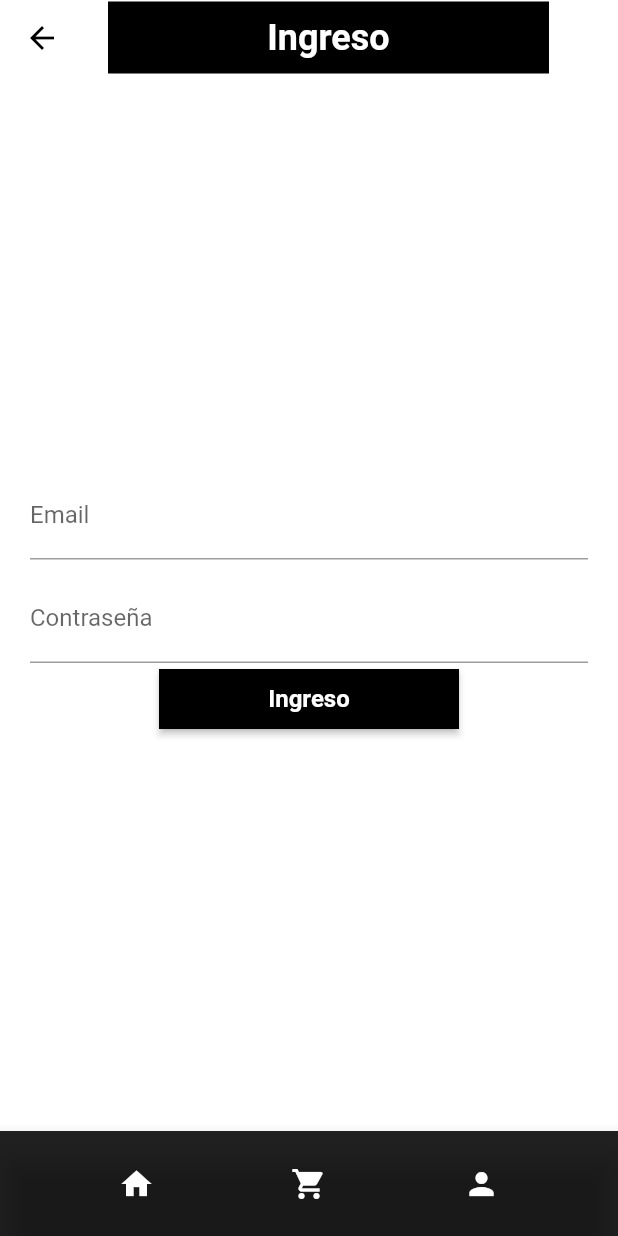
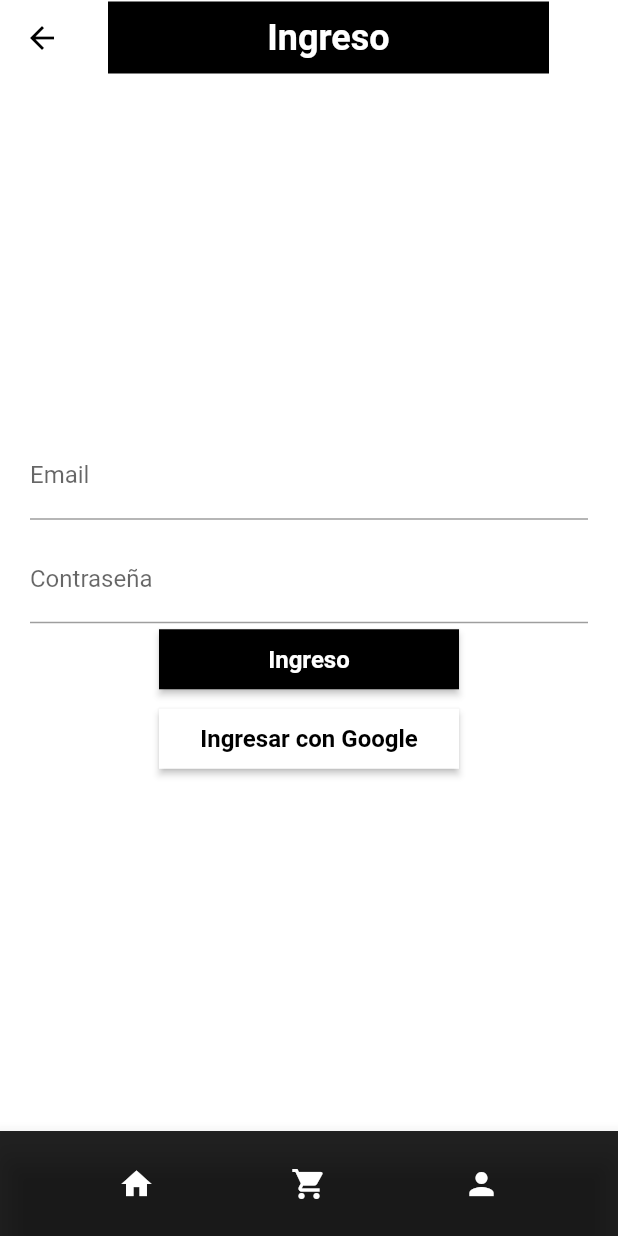
Before and after one commit to ivansing/liquor_store, a Flutter app: the LoginScreen screen opened by its route, on a phone screen of 412 x 824 dp. Run offline on Flutter 3.47's test engine with Material 2 defaults, Android fonts, the phone set to English and light mode, and no system bars; our stand-ins replace bloc, carousel_slider, cloud_firestore, equatable, firebase_auth, firebase_core and 6 more; missing offline and left inert: pay; accounts and stored records are empty; Roboto replaces fonts that are missing (Avenir).

Commit message:
google button done with functionality as well to google auth

```diff
--- a/lib/app/myapp.dart
+++ b/lib/app/myapp.dart
@@ -71,6 +71,11 @@ class MyApp extends StatelessWidget {
             )..add(LoadProducts()),
           ),
           BlocProvider(
+            create: (context) => SearchBloc(
+              productBloc: context.read<ProductBloc>(),
+            )..add(LoadSearch()),
+          ),
+          BlocProvider(
             create: (context) => LoginCubit(
               authRepository: context.read<AuthRepository>(),
             ),
--- a/lib/blocs/blocs.dart
+++ b/lib/blocs/blocs.dart
@@ -6,3 +6,4 @@ export 'checkout/checkout_bloc.dart';
 export 'payment/payment_bloc.dart';
 export 'auth/auth_bloc.dart';
 export 'profile/profile_bloc.dart';
+export 'search/search_bloc.dart';
--- /dev/null
+++ b/lib/blocs/search/search_bloc.dart
@@ -0,0 +1,64 @@
+import 'dart:async';
+
+import 'package:bloc/bloc.dart';
+import 'package:ecommerce_app/blocs/blocs.dart';
+import 'package:ecommerce_app/models/models.dart';
+import 'package:equatable/equatable.dart';
+
+part 'search_event.dart';
+part 'search_state.dart';
+
+class SearchBloc extends Bloc<SearchEvent, SearchState> {
+  final ProductBloc _productBloc;
+  StreamSubscription? _productSubcription;
+
+  SearchBloc({required ProductBloc productBloc})
+      : _productBloc = productBloc,
+        super(SearchLoading()) {
+    on<LoadSearch>(_onLoadSearch);
+    on<SearchProduct>(_onSearchProduct);
+    on<UpdateResults>(_onUpdateResults);
+  }
+
+  void _onLoadSearch(
+    LoadSearch event,
+    Emitter<SearchState> emit,
+  ) {
+    emit(const SearchLoaded());
+  }
+
+  void _onSearchProduct(
+    SearchProduct event,
+    Emitter<SearchState> emit,
+  ) {
+    List<Product> products = (_productBloc.state as ProductLoaded).products;
+
+    if (event.category != null) {
+      products = products
+          .where((product) => product.category == event.category!.name)
+          .toList();
+    }
+    if (event.productName.isNotEmpty) {
+      List<Product> searchResults = products
+          .where((product) => product.name
+              .toLowerCase()
+              .startsWith(event.productName.toLowerCase()))
+          .toList();
+
+      emit(SearchLoaded(products: searchResults));
+    } else {
+      emit(const SearchLoaded());
+    }
+  }
+
+  void _onUpdateResults(
+    UpdateResults event,
+    Emitter<SearchState> emit,
+  ) {}
+
+  @override
+  Future<void> close() async {
+    _productSubcription?.cancel();
+    super.close();
+  }
+}
--- /dev/null
+++ b/lib/blocs/search/search_event.dart
@@ -0,0 +1,32 @@
+part of 'search_bloc.dart';
+
+abstract class SearchEvent extends Equatable {
+  const SearchEvent();
+
+  @override
+  List<Object?> get props => [];
+}
+
+class LoadSearch extends SearchEvent {}
+
+class SearchProduct extends SearchEvent {
+  final String productName;
+  final Category? category;
+
+  const SearchProduct({
+    required this.productName,
+    this.category,
+  });
+
+  @override
+  List<Object?> get props => [productName, category];
+}
+
+class UpdateResults extends SearchEvent {
+  final List<Product> products;
+
+  const UpdateResults(this.products);
+
+  @override
+  List<Object?> get props => [products];
+}
--- /dev/null
+++ b/lib/blocs/search/search_state.dart
@@ -0,0 +1,19 @@
+part of 'search_bloc.dart';
+
+abstract class SearchState extends Equatable {
+  const SearchState();
+
+  @override
+  List<Object> get props => [];
+}
+
+class SearchLoading extends SearchState {}
+
+class SearchLoaded extends SearchState {
+  final List<Product> products;
+
+  const SearchLoaded({this.products = const <Product>[]});
+
+  @override
+  List<Object> get props => [products];
+}
--- a/lib/repositories/auth/base_auth_repository.dart
+++ b/lib/repositories/auth/base_auth_repository.dart
@@ -3,6 +3,7 @@ import 'package:firebase_auth/firebase_auth.dart' as auth;
 
 abstract class BaseAuthRepository {
   Stream<auth.User?> get user;
+
   Future<auth.User?> signUp({
     required User user,
     required String password,
@@ -11,5 +12,6 @@ abstract class BaseAuthRepository {
     required String email,
     required String password,
   });
+  Future<void> logInWithGoogle();
   Future<void> signOut();
 }
--- a/lib/screens/login/login_screen.dart
+++ b/lib/screens/login/login_screen.dart
@@ -1,5 +1,6 @@
 import 'package:ecommerce_app/cubit/cubit.dart';
 import 'package:ecommerce_app/models/email_model.dart';
+import 'package:ecommerce_app/screens/home/home_screen.dart';
 import 'package:ecommerce_app/widgets/custom_appbar.dart';
 import 'package:ecommerce_app/widgets/custom_navbar.dart';
 import 'package:flutter/material.dart';
@@ -10,8 +11,9 @@ class LoginScreen extends StatelessWidget {
 
   static Route route() {
     return MaterialPageRoute(
-        settings: const RouteSettings(name: routeName),
-        builder: (_) => LoginScreen());
+      settings: const RouteSettings(name: routeName),
+      builder: (_) => LoginScreen(),
+    );
   }
 
   @override
@@ -32,9 +34,9 @@ class LoginScreen extends StatelessWidget {
                 context.read<LoginCubit>().logInWithCredentials();
               },
               style: ElevatedButton.styleFrom(
-                shape: RoundedRectangleBorder(),
+                shape: const RoundedRectangleBorder(),
                 primary: Colors.black,
-                fixedSize: Size(200, 40),
+                fixedSize: const Size(200, 40),
               ),
               child: Text(
                 'Ingreso',
@@ -44,6 +46,8 @@ class LoginScreen extends StatelessWidget {
                     .copyWith(color: Colors.white),
               ),
             ),
+            const SizedBox(height: 5),
+            const _GoogleLoginButton(),
           ],
         ),
       ),
@@ -83,3 +87,28 @@ class _PasswordInput extends StatelessWidget {
     );
   }
 }
+
+class _GoogleLoginButton extends StatelessWidget {
+  const _GoogleLoginButton({Key? key}) : super(key: key);
+
+  @override
+  Widget build(BuildContext context) {
+    return ElevatedButton(
+      onPressed: () {
+        context.read<LoginCubit>().logInWithGoogle();
+      },
+      style: ElevatedButton.styleFrom(
+        shape: const RoundedRectangleBorder(),
+        primary: Colors.white,
+        fixedSize: const Size(200, 40),
+      ),
+      child: Text(
+        'Ingresar con Google',
+        style: Theme.of(context)
+            .textTheme
+            .headline4!
+            .copyWith(color: Colors.black),
+      ),
+    );
+  }
+}
--- a/lib/widgets/widgets.dart
+++ b/lib/widgets/widgets.dart
@@ -13,3 +13,4 @@ export 'expansion_details_text.dart';
 export 'custom_text_form_field.dart';
 export 'custom_appbar_profile.dart';
 export 'custom_appbar_homescreen.dart';
+export 'search_box.dart';
--- a/pubspec.yaml
+++ b/pubspec.yaml
@@ -48,6 +48,7 @@ dependencies:
   firebase_auth: ^3.11.1
   formz: ^0.4.1
   flow_builder: ^0.0.9
+  google_sign_in: ^5.3.1
 
 dev_dependencies:
   flutter_test:
```
Also changed, not shown: lib/cubit/login/login_cubit.dart (+9 -0 lines), lib/repositories/auth/auth_repository.dart (+32 -1 lines), lib/repositories/user/user_repository.dart (+10 -2 lines), lib/screens/category/category_screen.dart (+12 -1 lines), lib/screens/home/home_screen.dart (+68 -45 lines), lib/screens/profile/profile_screen.dart (+12 -2 lines), lib/widgets/search_box.dart (added, +82 -0 lines), pubspec.lock, 4 other files.
